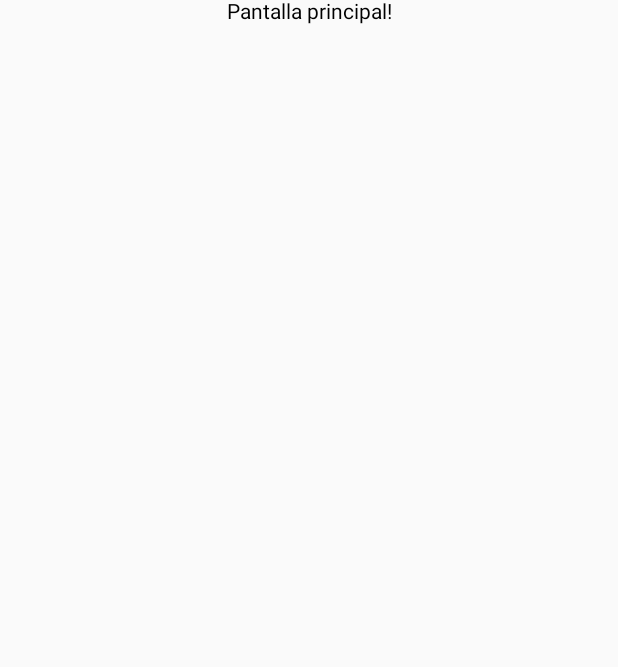
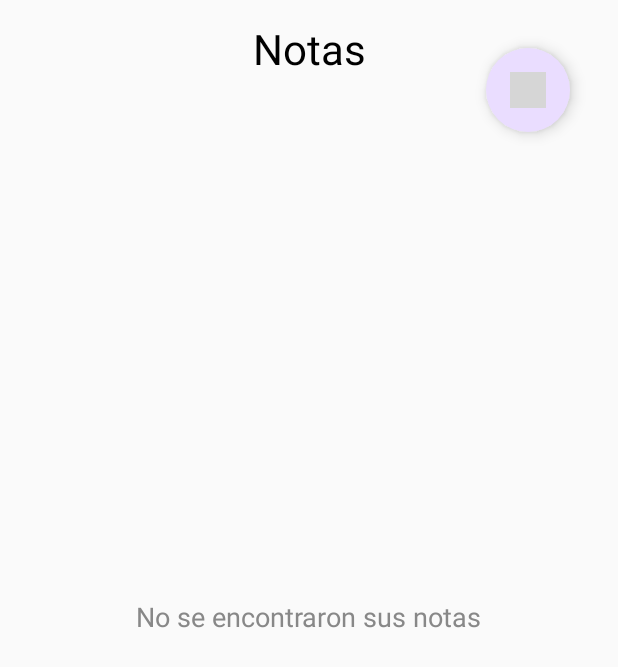
Before and after one commit to Carlos16S/ProyectoPrograV, an Android app built with Jetpack Compose: the HomePantalla screen opened through its navigation route, on a phone screen of 412 x 824 dp. Before the commit the part shown is almost empty. Shown: the top 667 px of the screen. Run offline under Robolectric (Android 15) with nearby library versions, the phone set to English and light mode, and no system bars; our stand-ins replace Dagger/Hilt's generated code, Firebase (no records; nobody signed in at launch, a user with empty details on screens opened directly), livedata-compose; libraries missing offline, so code that uses them is left out: com.google.android.gms; 3 statements that could not run were skipped; grey boxes are pictures that could not be loaded.

Commit message:
Pantalla home ya muestra las notas

```diff
--- a/app/build.gradle.kts
+++ b/app/build.gradle.kts
@@ -61,6 +61,7 @@ dependencies {
     implementation(libs.androidx.room.common)
     implementation(libs.firebase.auth)
     implementation(libs.firebase.firestore)
+    implementation(libs.androidx.storage)
     testImplementation(libs.junit)
     androidTestImplementation(libs.androidx.junit)
     androidTestImplementation(libs.androidx.espresso.core)
--- a/app/src/main/java/com/notes/notes/InterfazUsuario/MenuScreen.kt
+++ b/app/src/main/java/com/notes/notes/InterfazUsuario/MenuScreen.kt
@@ -1,23 +1,177 @@
 package com.notes.notes.InterfazUsuario
 
+import android.annotation.SuppressLint
+import androidx.compose.foundation.layout.Arrangement
+import androidx.compose.foundation.layout.Box
 import androidx.compose.foundation.layout.Column
 
+import androidx.compose.foundation.layout.PaddingValues
 import androidx.compose.foundation.layout.fillMaxSize
+import androidx.compose.foundation.layout.fillMaxWidth
+import androidx.compose.foundation.layout.padding
+import androidx.compose.foundation.layout.size
+import androidx.compose.foundation.lazy.LazyColumn
+import androidx.compose.foundation.lazy.grid.GridCells
+import androidx.compose.foundation.lazy.grid.LazyVerticalGrid
+import androidx.compose.foundation.shape.CircleShape
+import androidx.compose.material.icons.Icons
+import androidx.compose.material.icons.filled.Menu
+import androidx.compose.material3.Button
+import androidx.compose.material3.Card
+import androidx.compose.material3.CardDefaults
+import androidx.compose.material3.Divider
+import androidx.compose.material3.DrawerValue
+import androidx.compose.material3.ExperimentalMaterial3Api
+import androidx.compose.material3.FloatingActionButton
+import androidx.compose.material3.Icon
+import androidx.compose.material3.IconButton
+import androidx.compose.material3.MaterialTheme
+import androidx.compose.material3.ModalDrawerSheet
+import androidx.compose.material3.ModalNavigationDrawer
+import androidx.compose.material3.NavigationDrawerItem
+import androidx.compose.material3.Scaffold
+import androidx.compose.material3.Surface
 import androidx.compose.material3.Text
+import androidx.compose.material3.TopAppBar
+import androidx.compose.material3.TopAppBarDefaults.topAppBarColors
+import androidx.compose.material3.rememberDrawerState
 import androidx.compose.runtime.Composable
+import androidx.compose.runtime.LaunchedEffect
+import androidx.compose.runtime.getValue
+import androidx.compose.runtime.livedata.observeAsState
+import androidx.compose.runtime.rememberCoroutineScope
 import androidx.compose.ui.Alignment
+
 import androidx.compose.ui.Modifier
-import androidx.compose.ui.text.style.LineHeightStyle
+import androidx.compose.ui.graphics.Color
+import androidx.compose.ui.res.painterResource
+import androidx.compose.ui.text.font.FontWeight
+import androidx.compose.ui.text.style.TextAlign
+
+import androidx.compose.ui.unit.dp
+import androidx.compose.ui.unit.sp
+import androidx.navigation.NavController
+import com.google.android.gms.base.R
+import com.notes.notes.model.NotasFB
+import com.notes.notes.viewModel.HomeViewModel
+import kotlinx.coroutines.launch
+import kotlinx.coroutines.selects.select
+
+
 
 @Composable
-fun HomePantalla(){
-    Column(
-        modifier = Modifier.fillMaxSize()
-    ) {
-        Text(
-            text = "Pantalla principal!",
-            modifier = Modifier.align(Alignment.CenterHorizontally) // Centra horizontalmente en la `Column`
-        )
+fun HomePantalla(navController: NavController, viewModel: HomeViewModel) {
+    val drawerState = rememberDrawerState(DrawerValue.Closed)
+    val scope = rememberCoroutineScope()
+
+    // Solo se llama una vez
+    LaunchedEffect(Unit) {
+        viewModel.mostrarNotas()
     }
 
+    val notas = viewModel.notas
+
+    ModalNavigationDrawer(
+        drawerState = drawerState,
+        drawerContent = {
+            ModalDrawerSheet {
+                Text("Menú", modifier = Modifier.align(Alignment.CenterHorizontally))
+                Divider()
+                NavigationDrawerItem(
+                    label = { Text("Barra lateral Exitosa") },
+                    onClick = { navController.navigate("algunlado") },
+                    selected = true,
+                )
+            }
+        }
+    ) {
+        Box(
+            modifier = Modifier
+                .fillMaxSize()
+                .padding(16.dp)
+        ) {
+            Text(
+                text = "Notas",
+                style = MaterialTheme.typography.headlineMedium,
+                modifier = Modifier.align(Alignment.TopCenter)
+            )
+
+            // Muestra las notas
+            MostrarNotas(modifier = Modifier, notasFB = notas)
+
+            // Botón flotante
+            btAgregarNotas(navController = navController)
+        }
+    }
 }
+
+
+
+
+    @Composable
+    fun btAgregarNotas(navController: NavController) {
+        Box(
+            modifier = Modifier
+                .fillMaxSize()
+        ) {
+            FloatingActionButton(
+                onClick = { navController.navigate("CrearNotas") },//Poner ruta correcta al "CrearNotasScreen"
+                modifier = Modifier
+                    .align(Alignment.TopEnd)
+                    .padding(16.dp),
+                shape = CircleShape
+            ) {
+                Icon(
+                    painter = painterResource(id = R.drawable.common_full_open_on_phone),
+                    contentDescription = "Agregar nota",
+                    modifier = Modifier.size(24.dp)
+                )
+            }
+        }
+
+    }
+
+
+@Composable
+fun MostrarNotas(modifier: Modifier, notasFB: List<NotasFB>) {
+    Box(modifier = modifier.fillMaxSize()) {
+        if (notasFB.isEmpty()) {
+            Text(
+                text = "No se encontraron sus notas",
+                modifier = Modifier.align(Alignment.Center),
+                fontSize = 18.sp,
+                color = Color.Gray
+            )
+        } else {
+            LazyVerticalGrid(
+                modifier = Modifier.align(Alignment.Center),
+                columns = GridCells.Adaptive(128.dp),
+                contentPadding = PaddingValues(
+                    start = 16.dp,
+                    top = 16.dp,
+                    end = 12.dp,
+                    bottom = 16.dp
+                )
+            ) {
+                items(notasFB.size) { index ->
+                    val nota = notasFB[index]
+                    Card(
+                        modifier = Modifier
+                            .padding(4.dp)
+                            .fillMaxWidth(),
+                        elevation = CardDefaults.cardElevation(defaultElevation = 8.dp),
+                    ) {
+                        Text(
+                            text = nota.Titulo,
+                            fontWeight = FontWeight.Bold,
+                            fontSize = 30.sp,
+                            color = Color.White,
+                            textAlign = TextAlign.Center,
+                            modifier = Modifier.padding(16.dp)
+                        )
+                    }
+                }
+            }
+        }
+    }
+}
--- a/app/src/main/java/com/notes/notes/InterfazUsuario/nav/NavGraph_.kt
+++ b/app/src/main/java/com/notes/notes/InterfazUsuario/nav/NavGraph_.kt
@@ -1,13 +1,19 @@
 package com.notes.notes.InterfazUsuario.nav
 
 import androidx.compose.runtime.Composable
+import androidx.compose.ui.Modifier
 import androidx.hilt.navigation.compose.hiltViewModel
+import androidx.navigation.NavController
 import androidx.navigation.compose.NavHost
 import androidx.navigation.compose.composable
 import androidx.navigation.compose.rememberNavController
 import com.notes.notes.InterfazUsuario.HomePantalla
 import com.notes.notes.InterfazUsuario.Login.LoginPantalla
 import com.notes.notes.InterfazUsuario.Login.RegistroPantalla
+import com.notes.notes.InterfazUsuario.MostrarNotas
+import com.notes.notes.InterfazUsuario.PantallaCrearNotas
+import com.notes.notes.viewModel.CrearViewModel
+import com.notes.notes.viewModel.HomeViewModel
 import com.notes.notes.viewModel.LoginViewModel
 import com.notes.notes.viewModel.RegistroVieModel
 
@@ -16,6 +22,8 @@ fun NavGraph_() {
     val navController = rememberNavController()
     val loginViewModel: LoginViewModel = hiltViewModel()
     val registroVieModel:RegistroVieModel= hiltViewModel()
+    val homeViewModel:HomeViewModel=hiltViewModel()
+    val Crearviewmodel:CrearViewModel= hiltViewModel()
     NavHost(navController = navController, startDestination = "LoginPantalla") {
         composable("LoginPantalla"){
 
@@ -29,7 +37,14 @@ fun NavGraph_() {
         }
         composable("HomePantalla"){
 
-            HomePantalla()
+            HomePantalla(navController = navController, viewModel = homeViewModel)
+
+        }
+        composable("CrearNotas"){
+
+            PantallaCrearNotas(navController = navController, viewModel = Crearviewmodel)
+
+
 
         }
 
--- a/app/src/main/java/com/notes/notes/model/NotasFB.kt
+++ b/app/src/main/java/com/notes/notes/model/NotasFB.kt
@@ -4,9 +4,10 @@ data class NotasFB( var id: String = "",
                     var Titulo: String = "",
                     var Contenido: String = "",
                     var ContenidoMultimedia: String="",
-                    var recordatorio:Boolean=false)
+                    var recordatorio:Boolean=false,
+                    var usuarioId: String = "")
 {
-    constructor():this("","","","",false)
+    constructor():this("","","","",false,"")
 
 
 }
--- /dev/null
+++ b/app/src/main/java/com/notes/notes/viewModel/HomeViewModel.kt
@@ -0,0 +1,36 @@
+package com.notes.notes.viewModel
+
+import androidx.compose.runtime.getValue
+import androidx.compose.runtime.mutableStateOf
+import androidx.compose.runtime.setValue
+import androidx.lifecycle.LiveData
+import androidx.lifecycle.ViewModel
+import com.google.firebase.auth.FirebaseAuth
+import com.notes.notes.data.databases.Firebase.Notas_Firebase
+import com.notes.notes.model.NotasFB
+import com.notes.notes.model.Usuarios
+import dagger.hilt.android.lifecycle.HiltViewModel
+import javax.inject.Inject
+
+@HiltViewModel
+class HomeViewModel @Inject constructor(private val firebaseRepository: Notas_Firebase,
+                                        private val auth: FirebaseAuth) : ViewModel()
+{
+
+
+    private val userId = auth.currentUser?.uid
+
+    var notas by mutableStateOf<List<NotasFB>>(emptyList())
+        private set
+
+    fun mostrarNotas() {
+        userId?.let { uid ->
+            firebaseRepository.obtenerNotasPorUsuario(uid) { nuevasNotas ->
+                notas = nuevasNotas
+            }
+        } ?: run {
+            notas = emptyList()
+        }
+    }
+
+}
--- a/gradle/libs.versions.toml
+++ b/gradle/libs.versions.toml
@@ -26,6 +26,7 @@ firebaseAuthKtx = "23.2.0"
 roomCommon = "2.6.1"
 runtimeLivedataVersion = "1.6.7"
 firebaseFirestore = "25.1.3"
+storage = "1.5.0"
 
 
 [libraries]
@@ -66,6 +67,7 @@ firebase-firestore-ktx = { group = "com.google.firebase", name = "firebase-fires
 firebase-auth-ktx = { group = "com.google.firebase", name = "firebase-auth-ktx", version.ref = "firebaseAuthKtx" }
 androidx-room-common = { group = "androidx.room", name = "room-common", version.ref = "roomCommon" }
 firebase-firestore = { group = "com.google.firebase", name = "firebase-firestore", version.ref = "firebaseFirestore" }
+androidx-storage = { group = "androidx.test.services", name = "storage", version.ref = "storage" }
 
 [plugins]
 android-application = { id = "com.android.application", version.ref = "agp" }
```
Also changed, not shown: app/src/main/java/com/notes/notes/InterfazUsuario/CrearNotas.kt (added, +200 -0 lines), app/src/main/java/com/notes/notes/data/databases/Firebase/Notas_Firebase.kt (+26 -32 lines), app/src/main/java/com/notes/notes/viewModel/CrearViewModel.kt (added, +65 -0 lines).
